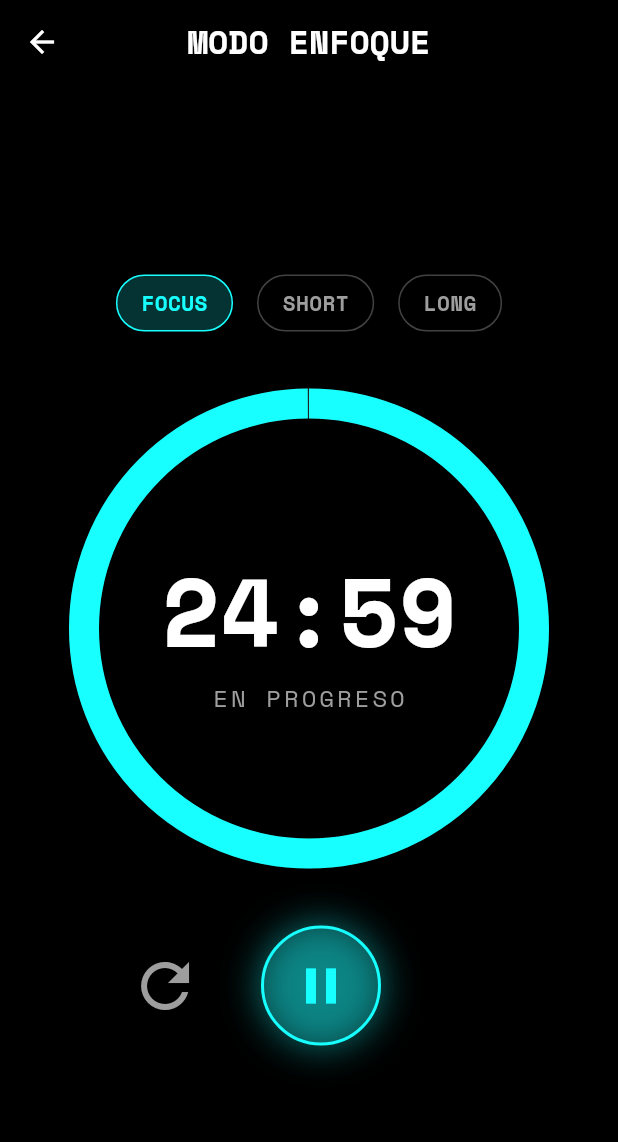
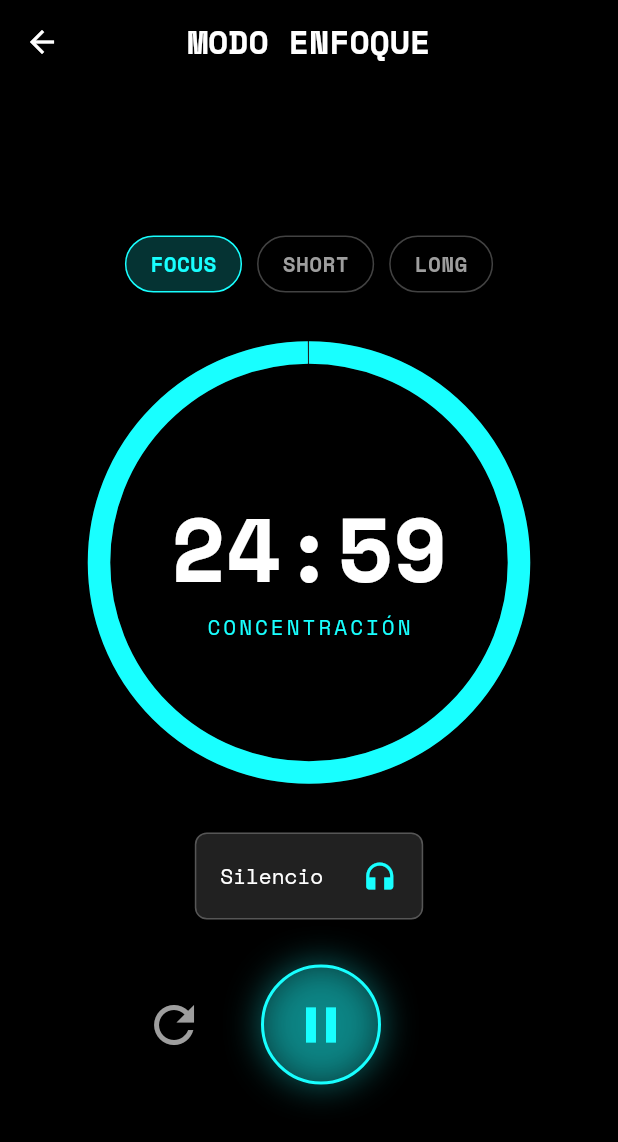
Before and after one commit to Juan-Zuniga-Codoceo/project_cato, a Flutter app: the PomodoroScreen screen opened directly, after a tap on the "play arrow" icon, on a phone screen of 412 x 824 dp. Shown: the top 1142 px of the screen. Run offline on Flutter 3.47's test engine with Material 3 defaults, Android fonts, the phone set to English and light mode, and no system bars; our stand-ins replace confetti, csv, file_picker, fl_chart, flutter_local_notifications, flutter_timezone and 10 more; missing offline and left inert: home_widget; accounts and stored records are empty.

Commit message:
Avance 2

```diff
--- a/lib/src/features/academic/presentation/screens/pomodoro_screen.dart
+++ b/lib/src/features/academic/presentation/screens/pomodoro_screen.dart
@@ -2,6 +2,7 @@ import 'dart:async';
 import 'package:flutter/material.dart';
 import 'package:flutter/services.dart';
 import 'package:google_fonts/google_fonts.dart';
+import 'package:just_audio/just_audio.dart'; // Asegúrate de tener esta librería
 
 class PomodoroScreen extends StatefulWidget {
   const PomodoroScreen({super.key});
@@ -11,8 +12,20 @@ class PomodoroScreen extends StatefulWidget {
 }
 
 class _PomodoroScreenState extends State<PomodoroScreen> {
-  // Modes: 0 = Focus (25), 1 = Short Break (5), 2 = Long Break (15)
-  int _mode = 0;
+  // Audio Logic
+  final AudioPlayer _audioPlayer = AudioPlayer();
+  String _selectedSound = 'Silencio';
+
+  // URLs de Sonidos Ambientales (Cyberpunk/Focus)
+  final Map<String, String> _soundUrls = {
+    'Silencio': '',
+    'Lluvia': 'https://luan.xyz/files/audio/ambient_c_motion.mp3',
+    'White Noise': 'https://luan.xyz/files/audio/nasa_on_a_beam.mp3',
+    'Drone': 'https://luan.xyz/files/audio/coins_on_table.mp3',
+  };
+
+  // Timer Logic
+  int _mode = 0; // 0: Focus, 1: Short, 2: Long
   late int _remainingSeconds;
   Timer? _timer;
   bool _isActive = false;
@@ -25,43 +38,26 @@ class _PomodoroScreenState extends State<PomodoroScreen> {
     2: Colors.purpleAccent,
   };
 
-  final Map<int, String> _modeNames = {
-    0: 'FOCUS',
-    1: 'SHORT BREAK',
-    2: 'LONG BREAK',
-  };
-
   @override
   void initState() {
     super.initState();
     _resetTimer();
   }
 
+  @override
+  void dispose() {
+    _timer?.cancel();
+    _audioPlayer.dispose();
+    super.dispose();
+  }
+
   void _resetTimer() {
     _timer?.cancel();
+    _audioPlayer.stop();
     setState(() {
       _isActive = false;
       _remainingSeconds = _durations[_mode]!;
     });
-  }
-
-  void _toggleTimer() {
-    if (_isActive) {
-      _timer?.cancel();
-      setState(() => _isActive = false);
-    } else {
-      setState(() => _isActive = true);
-      _timer = Timer.periodic(const Duration(seconds: 1), (timer) {
-        if (_remainingSeconds > 0) {
-          setState(() => _remainingSeconds--);
-        } else {
-          _timer?.cancel();
-          setState(() => _isActive = false);
-          HapticFeedback.heavyImpact();
-          _showCompletionDialog();
-        }
-      });
-    }
   }
 
   void _setMode(int mode) {
@@ -71,15 +67,53 @@ class _PomodoroScreenState extends State<PomodoroScreen> {
     });
   }
 
+  Future<void> _toggleTimer() async {
+    if (_isActive) {
+      // Pause
+      _timer?.cancel();
+      await _audioPlayer.stop();
+      setState(() => _isActive = false);
+    } else {
+      // Start
+      setState(() => _isActive = true);
+
+      // Start Audio if not silent
+      if (_selectedSound != 'Silencio' &&
+          _soundUrls.containsKey(_selectedSound)) {
+        try {
+          if (_soundUrls[_selectedSound]!.isNotEmpty) {
+            await _audioPlayer.setUrl(_soundUrls[_selectedSound]!);
+            await _audioPlayer.setLoopMode(LoopMode.one);
+            await _audioPlayer.play();
+          }
+        } catch (e) {
+          print("Error playing audio: $e");
+        }
+      }
+
+      _timer = Timer.periodic(const Duration(seconds: 1), (timer) {
+        if (_remainingSeconds > 0) {
+          setState(() => _remainingSeconds--);
+        } else {
+          _timer?.cancel();
+          _audioPlayer.stop();
+          setState(() => _isActive = false);
+          HapticFeedback.heavyImpact();
+          _showCompletionDialog();
+        }
+      });
+    }
+  }
+
   void _showCompletionDialog() {
     showDialog(
       context: context,
       builder: (context) => AlertDialog(
         title: Text(
-          '¡Tiempo Terminado!',
+          'SESIÓN COMPLETADA',
           style: GoogleFonts.spaceMono(fontWeight: FontWeight.bold),
         ),
-        content: const Text('Has completado tu sesión.'),
+        content: const Text('Has ganado XP de Intelecto.'),
         actions: [
           TextButton(
             onPressed: () => Navigator.pop(context),
@@ -97,20 +131,13 @@ class _PomodoroScreenState extends State<PomodoroScreen> {
   }
 
   @override
-  void dispose() {
-    _timer?.cancel();
-    super.dispose();
-  }
-
-  @override
   Widget build(BuildContext context) {
-    final theme = Theme.of(context);
     final color = _modeColors[_mode]!;
     final maxSeconds = _durations[_mode]!;
     final progress = _remainingSeconds / maxSeconds;
 
     return Scaffold(
-      backgroundColor: Colors.black, // Cyber dark background
+      backgroundColor: Colors.black,
       appBar: AppBar(
         title: Text(
           'MODO ENFOQUE',
@@ -131,62 +158,99 @@ class _PomodoroScreenState extends State<PomodoroScreen> {
             mainAxisAlignment: MainAxisAlignment.center,
             children: [
               _buildModeButton(0, 'FOCUS'),
-              const SizedBox(width: 16),
+              const SizedBox(width: 10),
               _buildModeButton(1, 'SHORT'),
-              const SizedBox(width: 16),
+              const SizedBox(width: 10),
               _buildModeButton(2, 'LONG'),
             ],
           ),
-          const SizedBox(height: 48),
+          const SizedBox(height: 40),
 
           // Timer
           Stack(
             alignment: Alignment.center,
             children: [
               SizedBox(
-                width: 300,
-                height: 300,
+                width: 280,
+                height: 280,
                 child: CircularProgressIndicator(
                   value: progress,
-                  strokeWidth: 20,
+                  strokeWidth: 15,
                   backgroundColor: Colors.grey[900],
                   valueColor: AlwaysStoppedAnimation<Color>(color),
                 ),
               ),
               Column(
-                mainAxisSize: MainAxisSize.min,
                 children: [
                   Text(
                     _formatTime(_remainingSeconds),
                     style: GoogleFonts.spaceMono(
-                      fontSize: 64,
+                      fontSize: 60,
                       fontWeight: FontWeight.bold,
                       color: Colors.white,
                     ),
                   ),
                   Text(
-                    _isActive ? 'EN PROGRESO' : 'PAUSADO',
+                    _isActive ? 'CONCENTRACIÓN' : 'PAUSADO',
                     style: GoogleFonts.spaceMono(
-                      fontSize: 16,
-                      color: Colors.grey,
-                      letterSpacing: 2.0,
+                      color: color,
+                      letterSpacing: 2,
                     ),
                   ),
                 ],
               ),
             ],
           ),
-          const SizedBox(height: 48),
+          const SizedBox(height: 40),
+
+          // Sound Selector
+          Container(
+            padding: const EdgeInsets.symmetric(horizontal: 16, vertical: 4),
+            decoration: BoxDecoration(
+              color: Colors.grey[900],
+              borderRadius: BorderRadius.circular(8),
+              border: Border.all(color: Colors.white24),
+            ),
+            child: DropdownButtonHideUnderline(
+              child: DropdownButton<String>(
+                value: _selectedSound,
+                dropdownColor: Colors.grey[900],
+                style: GoogleFonts.spaceMono(color: Colors.white),
+                icon: Icon(Icons.headphones, color: color),
+                items: _soundUrls.keys.map((String value) {
+                  return DropdownMenuItem<String>(
+                    value: value,
+                    child: Text(value),
+                  );
+                }).toList(),
+                onChanged: (newValue) async {
+                  setState(() {
+                    _selectedSound = newValue!;
+                  });
+                  if (_isActive) {
+                    // Restart audio with new track if running
+                    await _audioPlayer.stop();
+                    if (_selectedSound != 'Silencio') {
+                      await _audioPlayer.setUrl(_soundUrls[_selectedSound]!);
+                      await _audioPlayer.play();
+                    }
+                  }
+                },
+              ),
+            ),
+          ),
+
+          const SizedBox(height: 30),
 
           // Controls
           Row(
             mainAxisAlignment: MainAxisAlignment.center,
             children: [
               IconButton(
+                icon: const Icon(Icons.refresh, color: Colors.grey, size: 40),
                 onPressed: _resetTimer,
-                icon: const Icon(Icons.refresh, size: 48, color: Colors.grey),
               ),
-              const SizedBox(width: 32),
+              const SizedBox(width: 30),
               GestureDetector(
                 onTap: () {
                   HapticFeedback.lightImpact();
@@ -200,11 +264,7 @@ class _PomodoroScreenState extends State<PomodoroScreen> {
                     shape: BoxShape.circle,
                     border: Border.all(color: color, width: 2),
                     boxShadow: [
-                      BoxShadow(
-                        color: color.withOpacity(0.4),
-                        blurRadius: 20,
-                        spreadRadius: 2,
-                      ),
+                      BoxShadow(color: color.withOpacity(0.4), blurRadius: 20),
                     ],
                   ),
                   child: Icon(
@@ -214,7 +274,7 @@ class _PomodoroScreenState extends State<PomodoroScreen> {
                   ),
                 ),
               ),
-              const SizedBox(width: 80), // Balance spacing
+              const SizedBox(width: 70), // Spacer balance
             ],
           ),
         ],
--- a/pubspec.yaml
+++ b/pubspec.yaml
@@ -56,6 +56,7 @@ dependencies:
   csv: ^6.0.0
   share_plus: ^10.0.0
   home_widget: ^0.8.1
+  just_audio: ^0.10.5
 
 
 dev_dependencies:
```
Also changed, not shown: lib/src/core/utils/data_seeder.dart (+17 -3 lines), lib/src/features/home/presentation/screens/home_screen.dart (+25 -9 lines), pubspec.lock, 1 other file.
